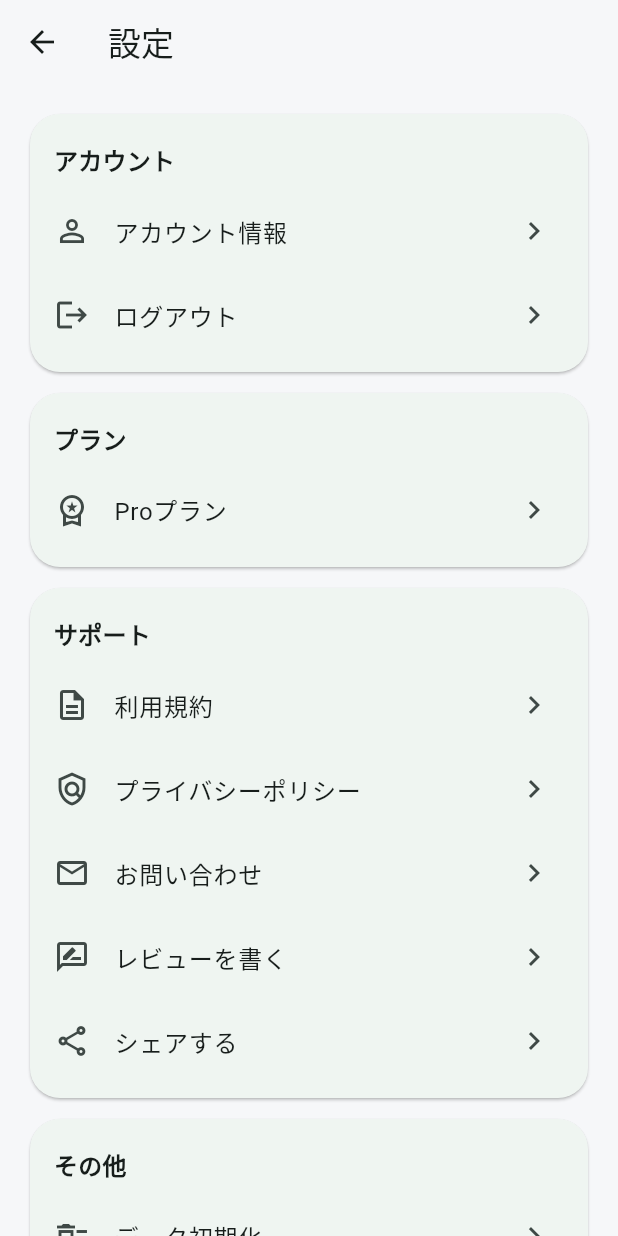
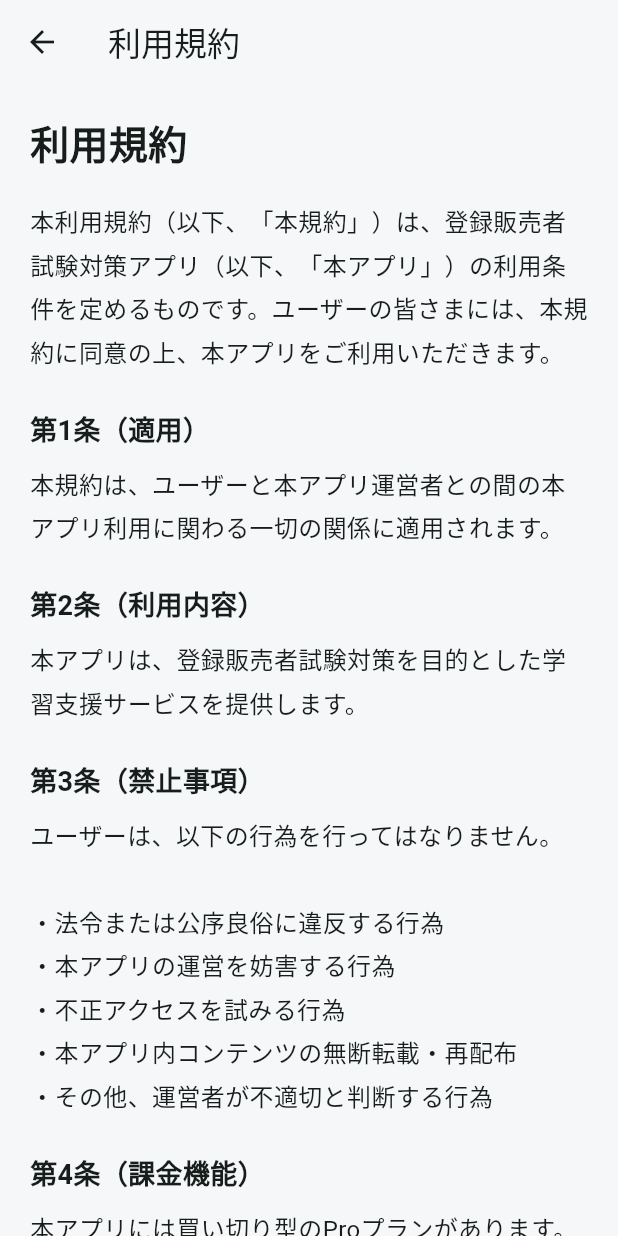
Before and after one commit to takuya42/touhan-app, a Flutter app: the SettingsPage screen opened directly, after a tap on "利用規約", on a phone screen of 412 x 824 dp. Run offline on Flutter 3.47's test engine with Material 3 defaults, Android fonts, the phone set to English and light mode, and no system bars; our stand-ins replace firebase_auth, firebase_core, flutter_riverpod, shared_preferences; accounts and stored records are empty.

```diff
--- /dev/null
+++ b/lib/src/features/settings/presentation/pages/privacy_policy_page.dart
@@ -0,0 +1,204 @@
+import 'package:flutter/material.dart';
+
+class PrivacyPolicyPage extends StatelessWidget {
+  const PrivacyPolicyPage({super.key});
+
+  @override
+  Widget build(BuildContext context) {
+    return Scaffold(
+      appBar: AppBar(
+        title: const Text('プライバシーポリシー'),
+      ),
+      body: ListView(
+        padding: const EdgeInsets.all(20),
+        children: const [
+          Text(
+            'プライバシーポリシー',
+            style: TextStyle(
+              fontSize: 26,
+              fontWeight: FontWeight.bold,
+            ),
+          ),
+
+          SizedBox(height: 20),
+
+          Text(
+            '登録販売者試験対策アプリ（以下、「本アプリ」）は、'
+                'ユーザーのプライバシーを尊重し、個人情報の保護に努めます。',
+            style: TextStyle(
+              fontSize: 16,
+              height: 1.8,
+            ),
+          ),
+
+          SizedBox(height: 24),
+
+          Text(
+            '1. 取得する情報',
+            style: TextStyle(
+              fontSize: 18,
+              fontWeight: FontWeight.bold,
+            ),
+          ),
+
+          SizedBox(height: 8),
+
+          Text(
+            '本アプリでは、以下の情報を取得する場合があります。\n\n'
+                '・メールアドレス\n'
+                '・学習履歴\n'
+                '・利用状況データ\n'
+                '・Firebase Authenticationによる認証情報',
+            style: TextStyle(
+              fontSize: 16,
+              height: 1.8,
+            ),
+          ),
+
+          SizedBox(height: 24),
+
+          Text(
+            '2. 利用目的',
+            style: TextStyle(
+              fontSize: 18,
+              fontWeight: FontWeight.bold,
+            ),
+          ),
+
+          SizedBox(height: 8),
+
+          Text(
+            '取得した情報は、以下の目的で利用します。\n\n'
+                '・ログイン機能の提供\n'
+                '・学習履歴の保存\n'
+                '・アプリ機能改善\n'
+                '・不具合調査および品質向上\n'
+                '・お問い合わせ対応',
+            style: TextStyle(
+              fontSize: 16,
+              height: 1.8,
+            ),
+          ),
+
+          SizedBox(height: 24),
+
+          Text(
+            '3. 第三者提供',
+            style: TextStyle(
+              fontSize: 18,
+              fontWeight: FontWeight.bold,
+            ),
+          ),
+
+          SizedBox(height: 8),
+
+          Text(
+            '本アプリは、法令に基づく場合を除き、'
+                'ユーザー情報を第三者へ提供しません。',
+            style: TextStyle(
+              fontSize: 16,
+              height: 1.8,
+            ),
+          ),
+
+          SizedBox(height: 24),
+
+          Text(
+            '4. 外部サービス',
+            style: TextStyle(
+              fontSize: 18,
+              fontWeight: FontWeight.bold,
+            ),
+          ),
+
+          SizedBox(height: 8),
+
+          Text(
+            '本アプリでは、以下の外部サービスを利用する場合があります。\n\n'
+                '・Firebase Authentication\n'
+                '・Cloud Firestore\n'
+                '・Firebase Analytics\n'
+                '・Firebase Crashlytics\n\n'
+                'これらのサービスでは、利用状況データが自動収集される場合があります。',
+            style: TextStyle(
+              fontSize: 16,
+              height: 1.8,
+            ),
+          ),
+
+          SizedBox(height: 24),
+
+          Text(
+            '5. データ管理',
+            style: TextStyle(
+              fontSize: 18,
+              fontWeight: FontWeight.bold,
+            ),
+          ),
+
+          SizedBox(height: 8),
+
+          Text(
+            '本アプリは、ユーザー情報の漏洩・紛失・改ざん防止に努めます。',
+            style: TextStyle(
+              fontSize: 16,
+              height: 1.8,
+            ),
+          ),
+
+          SizedBox(height: 24),
+
+          Text(
+            '6. 免責事項',
+            style: TextStyle(
+              fontSize: 18,
+              fontWeight: FontWeight.bold,
+            ),
+          ),
+
+          SizedBox(height: 8),
+
+          Text(
+            '本アプリ利用によって生じた損害について、'
+                '運営者は責任を負いません。',
+            style: TextStyle(
+              fontSize: 16,
+              height: 1.8,
+            ),
+          ),
+
+          SizedBox(height: 24),
+
+          Text(
+            '7. ポリシー変更',
+            style: TextStyle(
+              fontSize: 18,
+              fontWeight: FontWeight.bold,
+            ),
+          ),
+
+          SizedBox(height: 8),
+
+          Text(
+            '本ポリシーは、必要に応じて変更される場合があります。',
+            style: TextStyle(
+              fontSize: 16,
+              height: 1.8,
+            ),
+          ),
+
+          SizedBox(height: 24),
+
+          Text(
+            '制定日：2026年5月27日',
+            style: TextStyle(
+              color: Colors.grey,
+            ),
+          ),
+
+          SizedBox(height: 40),
+        ],
+      ),
+    );
+  }
+}
--- a/lib/src/features/settings/presentation/pages/settings_page.dart
+++ b/lib/src/features/settings/presentation/pages/settings_page.dart
@@ -1,6 +1,9 @@
 import 'package:flutter/material.dart';
 import 'package:flutter_riverpod/flutter_riverpod.dart';
 
+import 'package:url_launcher/url_launcher.dart';
+import 'terms_page.dart';
+import 'privacy_policy_page.dart';
 import '../../../auth/application/auth_providers.dart';
 import '../../../purchase/presentation/pages/pro_plan_page.dart';
 import '../../../questions/application/question_providers.dart';
@@ -12,7 +15,9 @@ class SettingsPage extends ConsumerWidget {
   @override
   Widget build(BuildContext context, WidgetRef ref) {
     return Scaffold(
-      appBar: AppBar(title: const Text('設定')),
+      appBar: AppBar(
+        title: const Text('設定'),
+      ),
       body: ListView(
         padding: const EdgeInsets.all(20),
         children: [
@@ -20,67 +25,211 @@ class SettingsPage extends ConsumerWidget {
             context,
             'アカウント',
             [
-              _item(context, 'アカウント情報', Icons.person_outline),
-              _item(context, 'ログアウト', Icons.logout, onTap: () => ref.read(firebaseAuthProvider).signOut()),
+              _item(
+                context,
+                'アカウント情報',
+                Icons.person_outline,
+              ),
+
+              _item(
+                context,
+                'ログアウト',
+                Icons.logout,
+                onTap: () {
+                  ref
+                      .read(firebaseAuthProvider)
+                      .signOut();
+                },
+              ),
             ],
           ),
+
           _sectionCard(
             context,
             'プラン',
             [
-              _item(context, 'Proプラン', Icons.workspace_premium_outlined, onTap: () {
-                Navigator.push(context, MaterialPageRoute<void>(builder: (_) => const ProPlanPage()));
-              }),
+              _item(
+                context,
+                'Proプラン',
+                Icons.workspace_premium_outlined,
+                onTap: () {
+                  Navigator.push(
+                    context,
+                    MaterialPageRoute<void>(
+                      builder: (_) =>
+                      const ProPlanPage(),
+                    ),
+                  );
+                },
+              ),
             ],
           ),
+
           _sectionCard(
             context,
             'サポート',
             [
-              _item(context, '利用規約', Icons.description_outlined),
-              _item(context, 'プライバシーポリシー', Icons.policy_outlined),
-              _item(context, 'お問い合わせ', Icons.email_outlined),
-              _item(context, 'レビューを書く', Icons.rate_review_outlined),
-              _item(context, 'シェアする', Icons.share_outlined),
+              _item(
+                context,
+                '利用規約',
+                Icons.description_outlined,
+                onTap: () {
+                  Navigator.push(
+                    context,
+                    MaterialPageRoute(
+                      builder: (_) =>  const TermsPage(),
+                    ),
+                  );
+                },
+              ),
+              _item(
+                context,
+                'プライバシーポリシー',
+                Icons.policy_outlined,
+                onTap: () {
+                  Navigator.push(
+                    context,
+                    MaterialPageRoute<void>(
+                      builder: (_) =>
+                      const PrivacyPolicyPage(),
+                    ),
+                  );
+                },
+              ),
+              _item(
+                context,
+                'お問い合わせ',
+                Icons.email_outlined,
+                onTap: () async {
+                  final uri = Uri.parse(
+                    'https://docs.google.com/forms/d/e/1FAIpQLSe_ku1s4EP-7nWw_wZDb27gJeRdppEh4Hb20cwF1cj1aIlCOg/viewform?usp=dialog',
+                  );
+
+                  await launchUrl(uri);
+                },
+              ),
+
             ],
           ),
+
+
           _sectionCard(
             context,
             'その他',
             [
-              _item(context, 'データ初期化', Icons.delete_sweep_outlined, onTap: () async {
-                ref.read(correctAnswerCountProvider.notifier).state = 0;
-                ref.read(wrongAnswerCountProvider.notifier).state = 0;
-                ref.read(currentStreakProvider.notifier).state = 0;
-                ref.read(todayStudySecondsProvider.notifier).state = 0;
-                ref.read(studyHistoryProvider.notifier).state = <String>[];
-                ref.read(wrongQuestionIdsProvider.notifier).setAll(<String>[]);
-                await ref.read(studyPersistenceProvider).save(ref);
-                if (context.mounted) {
-                  ScaffoldMessenger.of(context).showSnackBar(const SnackBar(content: Text('学習データを初期化しました')));
-                }
-              }),
-              const ListTile(title: Text('アプリバージョン'), trailing: Text('1.0.0')),
+              _item(
+                context,
+                'データ初期化',
+                Icons.delete_sweep_outlined,
+                onTap: () async {
+                  ref
+                      .read(
+                    correctAnswerCountProvider
+                        .notifier,
+                  )
+                      .state = 0;
+
+                  ref
+                      .read(
+                    wrongAnswerCountProvider
+                        .notifier,
+                  )
+                      .state = 0;
+
+                  ref
+                      .read(
+                    currentStreakProvider
+                        .notifier,
+                  )
+                      .state = 0;
+
+                  ref
+                      .read(
+                    todayStudySecondsProvider
+                        .notifier,
+                  )
+                      .state = 0;
+
+                  ref
+                      .read(
+                    studyHistoryProvider
+                        .notifier,
+                  )
+                      .state = <String>[];
+
+                  ref
+                      .read(
+                    wrongQuestionIdsProvider
+                        .notifier,
+                  )
+                      .setAll(<String>[]);
+
+                  await ref
+                      .read(
+                    studyPersistenceProvider,
+                  )
+                      .save(ref);
+
+                  if (context.mounted) {
+                    ScaffoldMessenger.of(context)
+                        .showSnackBar(
+                      const SnackBar(
+                        content: Text(
+                          '学習データを初期化しました',
+                        ),
+                      ),
+                    );
+                  }
+                },
+              ),
+
+              const ListTile(
+                title: Text('アプリバージョン'),
+                trailing: Text('1.0.0'),
+              ),
             ],
           ),
         ],
       ),
     );
+
   }
 
-  Widget _sectionCard(BuildContext context, String title, List<Widget> children) {
+  Widget _sectionCard(
+      BuildContext context,
+      String title,
+      List<Widget> children,
+      ) {
     return Card(
       margin: const EdgeInsets.only(bottom: 14),
-      shape: RoundedRectangleBorder(borderRadius: BorderRadius.circular(20)),
+      shape: RoundedRectangleBorder(
+        borderRadius: BorderRadius.circular(20),
+      ),
       child: Padding(
-        padding: const EdgeInsets.symmetric(vertical: 10),
+        padding:
+        const EdgeInsets.symmetric(vertical: 10),
         child: Column(
-          crossAxisAlignment: CrossAxisAlignment.start,
+          crossAxisAlignment:
+          CrossAxisAlignment.start,
           children: [
             Padding(
-              padding: const EdgeInsets.symmetric(horizontal: 16, vertical: 8),
-              child: Text(title, style: Theme.of(context).textTheme.titleMedium?.copyWith(fontWeight: FontWeight.w700)),
+              padding:
+              const EdgeInsets.symmetric(
+                horizontal: 16,
+                vertical: 8,
+              ),
+              child: Text(
+                title,
+                style: Theme.of(context)
+                    .textTheme
+                    .titleMedium
+                    ?.copyWith(
+                  fontWeight:
+                  FontWeight.w700,
+                ),
+              ),
             ),
+
             ...children,
           ],
         ),
@@ -88,11 +237,17 @@ class SettingsPage extends ConsumerWidget {
     );
   }
 
-  Widget _item(BuildContext context, String title, IconData icon, {VoidCallback? onTap}) {
+  Widget _item(
+      BuildContext context,
+      String title,
+      IconData icon, {
+        VoidCallback? onTap,
+      }) {
     return ListTile(
       leading: Icon(icon),
       title: Text(title),
-      trailing: const Icon(Icons.chevron_right),
+      trailing:
+      const Icon(Icons.chevron_right),
       onTap: onTap ?? () {},
     );
   }
--- /dev/null
+++ b/lib/src/features/settings/presentation/pages/terms_page.dart
@@ -0,0 +1,215 @@
+import 'package:flutter/material.dart';
+
+class TermsPage extends StatelessWidget {
+  const TermsPage({super.key});
+
+  @override
+  Widget build(BuildContext context) {
+    return Scaffold(
+      appBar: AppBar(
+        title: const Text('利用規約'),
+      ),
+      body: ListView(
+        padding: const EdgeInsets.all(20),
+        children: const [
+          Text(
+            '利用規約',
+            style: TextStyle(
+              fontSize: 26,
+              fontWeight: FontWeight.bold,
+            ),
+          ),
+
+          SizedBox(height: 20),
+
+          Text(
+            '本利用規約（以下、「本規約」）は、登録販売者試験対策アプリ（以下、「本アプリ」）の利用条件を定めるものです。'
+                'ユーザーの皆さまには、本規約に同意の上、本アプリをご利用いただきます。',
+            style: TextStyle(
+              fontSize: 16,
+              height: 1.8,
+            ),
+          ),
+
+          SizedBox(height: 24),
+
+          Text(
+            '第1条（適用）',
+            style: TextStyle(
+              fontSize: 18,
+              fontWeight: FontWeight.bold,
+            ),
+          ),
+
+          SizedBox(height: 8),
+
+          Text(
+            '本規約は、ユーザーと本アプリ運営者との間の本アプリ利用に関わる一切の関係に適用されます。',
+            style: TextStyle(
+              fontSize: 16,
+              height: 1.8,
+            ),
+          ),
+
+          SizedBox(height: 24),
+
+          Text(
+            '第2条（利用内容）',
+            style: TextStyle(
+              fontSize: 18,
+              fontWeight: FontWeight.bold,
+            ),
+          ),
+
+          SizedBox(height: 8),
+
+          Text(
+            '本アプリは、登録販売者試験対策を目的とした学習支援サービスを提供します。',
+            style: TextStyle(
+              fontSize: 16,
+              height: 1.8,
+            ),
+          ),
+
+          SizedBox(height: 24),
+
+          Text(
+            '第3条（禁止事項）',
+            style: TextStyle(
+              fontSize: 18,
+              fontWeight: FontWeight.bold,
+            ),
+          ),
+
+          SizedBox(height: 8),
+
+          Text(
+            'ユーザーは、以下の行為を行ってはなりません。\n\n'
+                '・法令または公序良俗に違反する行為\n'
+                '・本アプリの運営を妨害する行為\n'
+                '・不正アクセスを試みる行為\n'
+                '・本アプリ内コンテンツの無断転載・再配布\n'
+                '・その他、運営者が不適切と判断する行為',
+            style: TextStyle(
+              fontSize: 16,
+              height: 1.8,
+            ),
+          ),
+
+          SizedBox(height: 24),
+
+          Text(
+            '第4条（課金機能）',
+            style: TextStyle(
+              fontSize: 18,
+              fontWeight: FontWeight.bold,
+            ),
+          ),
+
+          SizedBox(height: 8),
+
+          Text(
+            '本アプリには買い切り型のProプランがあります。'
+                '購入後はAppleまたはGoogleの購入ポリシーに従って管理されます。',
+            style: TextStyle(
+              fontSize: 16,
+              height: 1.8,
+            ),
+          ),
+
+          SizedBox(height: 24),
+
+          Text(
+            '第5条（免責事項）',
+            style: TextStyle(
+              fontSize: 18,
+              fontWeight: FontWeight.bold,
+            ),
+          ),
+
+          SizedBox(height: 8),
+
+          Text(
+            '本アプリは学習支援を目的としたものであり、試験合格を保証するものではありません。'
+                'また、本アプリ利用によって発生した損害について、運営者は責任を負いません。',
+            style: TextStyle(
+              fontSize: 16,
+              height: 1.8,
+            ),
+          ),
+
+          SizedBox(height: 24),
+
+          Text(
+            '第6条（サービス変更）',
+            style: TextStyle(
+              fontSize: 18,
+              fontWeight: FontWeight.bold,
+            ),
+          ),
+
+          SizedBox(height: 8),
+
+          Text(
+            '運営者は、ユーザーへの事前通知なく、本アプリの内容変更・停止・終了を行うことがあります。',
+            style: TextStyle(
+              fontSize: 16,
+              height: 1.8,
+            ),
+          ),
+
+          SizedBox(height: 24),
+
+          Text(
+            '第7条（著作権）',
+            style: TextStyle(
+              fontSize: 18,
+              fontWeight: FontWeight.bold,
+            ),
+          ),
+
+          SizedBox(height: 8),
+
+          Text(
+            '本アプリ内の文章・画像・デザイン等の著作権は、運営者または正当な権利者に帰属します。',
+            style: TextStyle(
+              fontSize: 16,
+              height: 1.8,
+            ),
+          ),
+
+          SizedBox(height: 24),
+
+          Text(
+            '第8条（規約変更）',
+            style: TextStyle(
+              fontSize: 18,
+              fontWeight: FontWeight.bold,
+            ),
+          ),
+
+          SizedBox(height: 8),
+
+          Text(
+            '運営者は、必要に応じて本規約を変更できるものとします。',
+            style: TextStyle(
+              fontSize: 16,
+              height: 1.8,
+            ),
+          ),
+
+          SizedBox(height: 24),
+
+          Text(
+            '制定日：2026年5月27日',
+            style: TextStyle(
+              color: Colors.grey,
+            ),
+          ),
+
+          SizedBox(height: 40),
+        ],
+      ),
+    );
+  }
+}
--- a/pubspec.yaml
+++ b/pubspec.yaml
@@ -39,6 +39,7 @@ dependencies:
   firebase_core: ^3.13.0
   firebase_auth: ^5.5.3
   cloud_firestore: ^5.6.8
+  url_launcher: ^6.3.0
 
 dev_dependencies:
   flutter_test:
```
Also changed, not shown: pubspec.lock, 6 other files.
